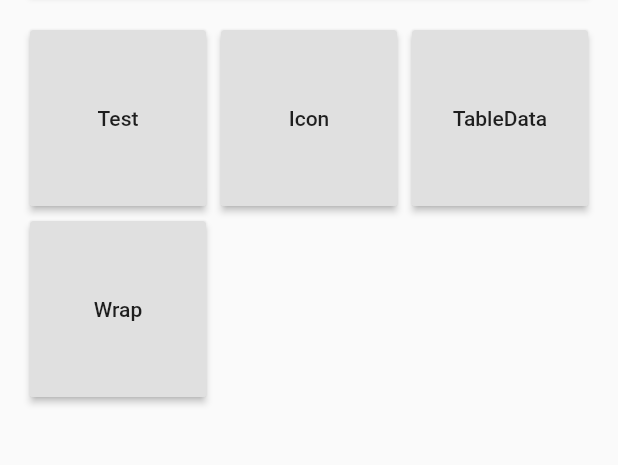
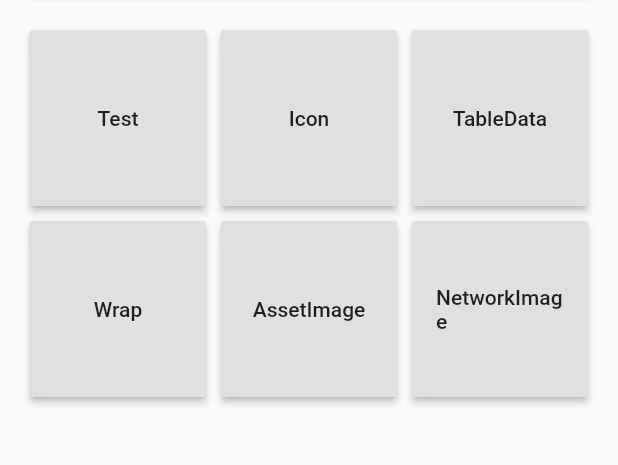
Before and after one commit to hui-z/flutter_dynamic_widgets, a Flutter app: the screen it shows after launch, on a phone screen of 412 x 824 dp, the part 186-651 px from its top. Run offline on Flutter 3.47's test engine with Material 2 defaults, Android fonts, the phone set to English and light mode, and no system bars.

Commit message:
修复image bug

```diff
--- a/example/lib/main.dart
+++ b/example/lib/main.dart
@@ -130,6 +130,26 @@ class _MyHomePageState extends State<MyHomePage> {
                             builder: (context) => CodeEditorPage(json.encode(
                                 DynamicWidgetBuilder.transformMap(
                                     wrap, context)))));
+                  },
+                ),
+                RaisedButton(
+                  child: Text("AssetImage"),
+                  onPressed: () {
+                    Navigator.push(
+                        context,
+                        MaterialPageRoute(
+                            builder: (context) =>
+                                CodeEditorPage(json.encode(assetImageMap))));
+                  },
+                ),
+                RaisedButton(
+                  child: Text("NetworkImage"),
+                  onPressed: () {
+                    Navigator.push(
+                        context,
+                        MaterialPageRoute(
+                            builder: (context) =>
+                                CodeEditorPage(json.encode(networkImageMap))));
                   },
                 ),
               ]),
--- a/example/lib/widget_json.dart
+++ b/example/lib/widget_json.dart
@@ -64,7 +64,7 @@ var iconMap = {
           'codePoint': '0xee29',
           'fontFamily': 'MaterialIcons',
         },
-        'color': '0xFFDC143C',
+        'color': 'FFDC143C',
         'size': 24.0,
       }
     }
@@ -72,21 +72,30 @@ var iconMap = {
 };
 
 var assetImageMap = {
-  "widget": "Container",
-  "color": "#FFFFFF",
-  "alignment": "center",
+  'widget': 'Container',
+  'xVar': {
+    'color': 'FFFFFFFF',
+    'alignment': 'center',
+    },
   "child": {
-    "widget": "Asset",
-    "name": "assets/vip.png"
-  }
+    'widget': 'Image',
+    'xVar': {
+      'src': 'assets/testImage.png'
+      }
+    }
 };
 
 var networkImageMap = {
-  "widget": "Container",
-  "color": "#FFFFFF",
-  "alignment": "center",
+  'widget': 'Container',
+  'xVar': {
+    'color': 'FFFFFFFF',
+    'alignment': 'center',
+  },
   "child": {
-    "type": "network",
-    "src": "https://b.appsimg.com/upload/momin/2019/01/23/101/1548249269085.png"
+    'widget': 'Image',
+    'xVar': {
+      'type':'network',
+      'src': 'https://tse1-mm.cn.bing.net/th/id/R-C.1e8c3682052056c8d9d2c30e4bd04bb6?rik=%2bg047CDQ%2fUf7fw&riu=http%3a%2f%2fbpic.588ku.com%2felement_pic%2f00%2f95%2f28%2f9056f2ddb6b568b.jpg&ehk=rYxc0Ex1D3fS57uTqX%2fxSZMU43jkl%2bSXIfxqDjcqPQ8%3d&risl=&pid=ImgRaw&r=0'
+    }
   }
 };
--- a/example/pubspec.yaml
+++ b/example/pubspec.yaml
@@ -46,7 +46,8 @@ flutter:
 
   # To add Flutter specific assets to your application, add an assets section,
   # like this:
-  # assets:
+  assets:
+    - assets/testImage.png
   #   - images/a_dot_burr.jpeg
   #   - images/a_dot_ham.jpeg
 
--- a/lib/dynamic_widgets/image.dart
+++ b/lib/dynamic_widgets/image.dart
@@ -117,7 +117,7 @@ class _BuilderState extends State<_Builder> {
           key: widget.config?.xKey != null ? Key(widget.config!.xKey!) : null,
           semanticLabel: props?.semanticLabel,
           excludeFromSemantics: props?.excludeFromSemantics ?? false,
-          scale: props?.scale ?? 0,
+          scale: props?.scale ?? 1,
           width: props?.width,
           height: props?.height,
           color: props?.color,
```
